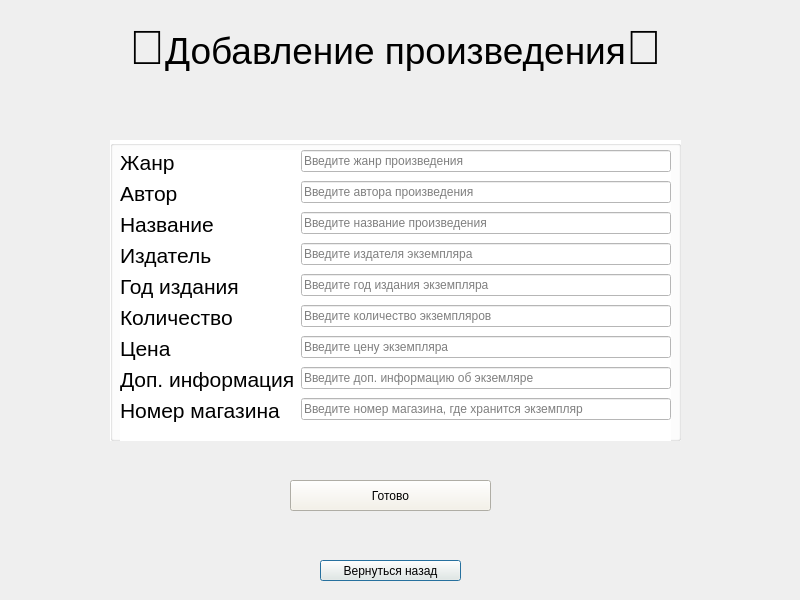
The window that add_item.ui (mamam111a/2-year_coursework_client) describes before a commit, drawn with Qt 5.
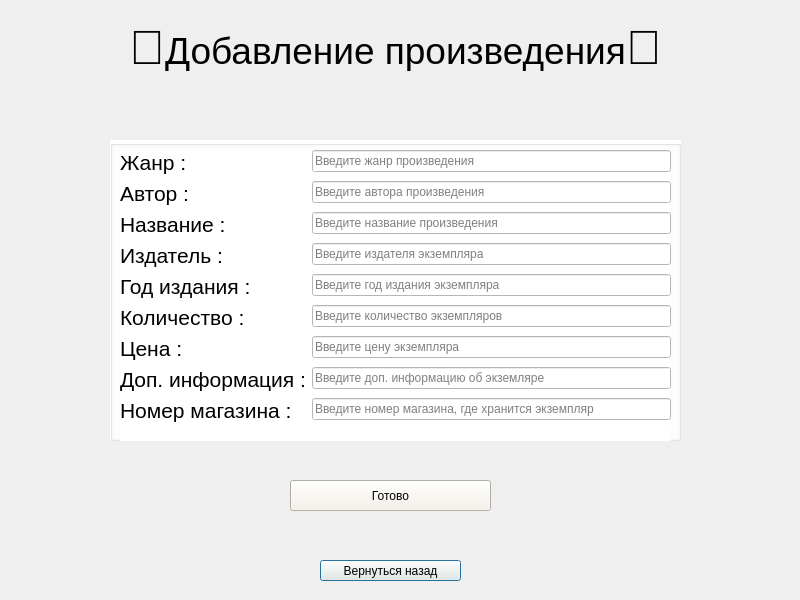
The same window after the commit.

Patch:
```diff
--- a/add_item.ui
+++ b/add_item.ui
@@ -41,7 +41,7 @@
    <property name="title">
     <string/>
    </property>
-   <widget class="QWidget" name="">
+   <widget class="QWidget" name="layoutWidget">
     <property name="geometry">
      <rect>
       <x>10</x>
@@ -54,7 +54,7 @@
      <item row="0" column="0">
       <widget class="QLabel" name="dfgdfg">
        <property name="text">
-        <string>&lt;html&gt;&lt;head/&gt;&lt;body&gt;&lt;p&gt;&lt;span style=&quot; font-size:16pt;&quot;&gt;Жанр&lt;/span&gt;&lt;/p&gt;&lt;/body&gt;&lt;/html&gt;</string>
+        <string>&lt;html&gt;&lt;head/&gt;&lt;body&gt;&lt;p&gt;&lt;span style=&quot; font-size:16pt;&quot;&gt;Жанр :&lt;/span&gt;&lt;/p&gt;&lt;/body&gt;&lt;/html&gt;</string>
        </property>
       </widget>
      </item>
@@ -71,7 +71,7 @@
      <item row="1" column="0">
       <widget class="QLabel" name="dfg">
        <property name="text">
-        <string>&lt;html&gt;&lt;head/&gt;&lt;body&gt;&lt;p&gt;&lt;span style=&quot; font-size:16pt;&quot;&gt;Автор&lt;/span&gt;&lt;/p&gt;&lt;/body&gt;&lt;/html&gt;</string>
+        <string>&lt;html&gt;&lt;head/&gt;&lt;body&gt;&lt;p&gt;&lt;span style=&quot; font-size:16pt;&quot;&gt;Автор :&lt;/span&gt;&lt;/p&gt;&lt;/body&gt;&lt;/html&gt;</string>
        </property>
       </widget>
      </item>
@@ -85,7 +85,7 @@
      <item row="2" column="0">
       <widget class="QLabel" name="titledfgfd">
        <property name="text">
-        <string>&lt;html&gt;&lt;head/&gt;&lt;body&gt;&lt;p&gt;&lt;span style=&quot; font-size:16pt;&quot;&gt;Название&lt;/span&gt;&lt;/p&gt;&lt;/body&gt;&lt;/html&gt;</string>
+        <string>&lt;html&gt;&lt;head/&gt;&lt;body&gt;&lt;p&gt;&lt;span style=&quot; font-size:16pt;&quot;&gt;Название :&lt;/span&gt;&lt;/p&gt;&lt;/body&gt;&lt;/html&gt;</string>
        </property>
       </widget>
      </item>
@@ -99,7 +99,7 @@
      <item row="3" column="0">
       <widget class="QLabel" name="dfggfd">
        <property name="text">
-        <string>&lt;html&gt;&lt;head/&gt;&lt;body&gt;&lt;p&gt;&lt;span style=&quot; font-size:16pt;&quot;&gt;Издатель&lt;/span&gt;&lt;/p&gt;&lt;/body&gt;&lt;/html&gt;</string>
+        <string>&lt;html&gt;&lt;head/&gt;&lt;body&gt;&lt;p&gt;&lt;span style=&quot; font-size:16pt;&quot;&gt;Издатель :&lt;/span&gt;&lt;/p&gt;&lt;/body&gt;&lt;/html&gt;</string>
        </property>
       </widget>
      </item>
@@ -113,7 +113,7 @@
      <item row="4" column="0">
       <widget class="QLabel" name="dfgfgd">
        <property name="text">
-        <string>&lt;html&gt;&lt;head/&gt;&lt;body&gt;&lt;p&gt;&lt;span style=&quot; font-size:16pt;&quot;&gt;Год издания&lt;/span&gt;&lt;/p&gt;&lt;/body&gt;&lt;/html&gt;</string>
+        <string>&lt;html&gt;&lt;head/&gt;&lt;body&gt;&lt;p&gt;&lt;span style=&quot; font-size:16pt;&quot;&gt;Год издания :&lt;/span&gt;&lt;/p&gt;&lt;/body&gt;&lt;/html&gt;</string>
        </property>
       </widget>
      </item>
@@ -127,7 +127,7 @@
      <item row="5" column="0">
       <widget class="QLabel" name="fdggfd">
        <property name="text">
-        <string>&lt;html&gt;&lt;head/&gt;&lt;body&gt;&lt;p&gt;&lt;span style=&quot; font-size:16pt;&quot;&gt;Количество&lt;/span&gt;&lt;/p&gt;&lt;/body&gt;&lt;/html&gt;</string>
+        <string>&lt;html&gt;&lt;head/&gt;&lt;body&gt;&lt;p&gt;&lt;span style=&quot; font-size:16pt;&quot;&gt;Количество :&lt;/span&gt;&lt;/p&gt;&lt;/body&gt;&lt;/html&gt;</string>
        </property>
       </widget>
      </item>
@@ -141,7 +141,7 @@
      <item row="6" column="0">
       <widget class="QLabel" name="dfgfgd_2">
        <property name="text">
-        <string>&lt;html&gt;&lt;head/&gt;&lt;body&gt;&lt;p&gt;&lt;span style=&quot; font-size:16pt;&quot;&gt;Цена&lt;/span&gt;&lt;/p&gt;&lt;/body&gt;&lt;/html&gt;</string>
+        <string>&lt;html&gt;&lt;head/&gt;&lt;body&gt;&lt;p&gt;&lt;span style=&quot; font-size:16pt;&quot;&gt;Цена :&lt;/span&gt;&lt;/p&gt;&lt;/body&gt;&lt;/html&gt;</string>
        </property>
       </widget>
      </item>
@@ -155,7 +155,7 @@
      <item row="7" column="0">
       <widget class="QLabel" name="fdgfgd">
        <property name="text">
-        <string>&lt;html&gt;&lt;head/&gt;&lt;body&gt;&lt;p&gt;&lt;span style=&quot; font-size:16pt;&quot;&gt;Доп. информация&lt;/span&gt;&lt;/p&gt;&lt;/body&gt;&lt;/html&gt;</string>
+        <string>&lt;html&gt;&lt;head/&gt;&lt;body&gt;&lt;p&gt;&lt;span style=&quot; font-size:16pt;&quot;&gt;Доп. информация :&lt;/span&gt;&lt;/p&gt;&lt;/body&gt;&lt;/html&gt;</string>
        </property>
       </widget>
      </item>
@@ -169,7 +169,7 @@
      <item row="8" column="0">
       <widget class="QLabel" name="label_2">
        <property name="text">
-        <string>&lt;html&gt;&lt;head/&gt;&lt;body&gt;&lt;p&gt;&lt;span style=&quot; font-size:16pt;&quot;&gt;Номер магазина&lt;/span&gt;&lt;/p&gt;&lt;/body&gt;&lt;/html&gt;</string>
+        <string>&lt;html&gt;&lt;head/&gt;&lt;body&gt;&lt;p&gt;&lt;span style=&quot; font-size:16pt;&quot;&gt;Номер магазина :&lt;/span&gt;&lt;/p&gt;&lt;/body&gt;&lt;/html&gt;</string>
        </property>
       </widget>
      </item>
```
